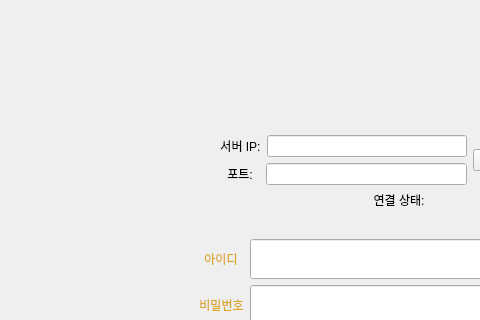
Qt form ui/loginui.ui (didwnsgur999/Trpg_Table) before a commit; both pictures show x 241 to 721 and y 236 to 556 of the 1280 by 720 pixel window.
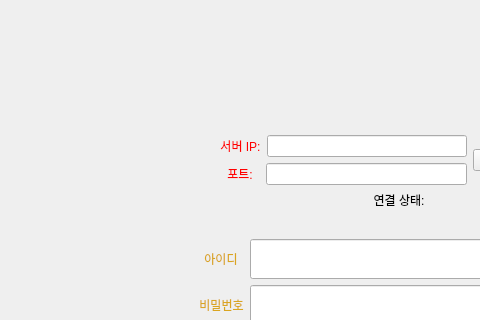
The same form after that commit.

Commit message: 200725 yang 1차 시연영상

The edit to the form file:
```diff
--- a/ui/loginui.ui
+++ b/ui/loginui.ui
@@ -58,7 +58,7 @@
             </size>
            </property>
            <property name="styleSheet">
-            <string notr="true">color: black;
+            <string notr="true">color: red;
 font: 600 12pt &quot;나눔고딕&quot;;</string>
            </property>
            <property name="text">
@@ -105,7 +105,7 @@
             </size>
            </property>
            <property name="styleSheet">
-            <string notr="true">color: black;
+            <string notr="true">color: red;
 font: 600 12pt &quot;나눔고딕&quot;;</string>
            </property>
            <property name="text">
```
The commit also changes 1 other file.
